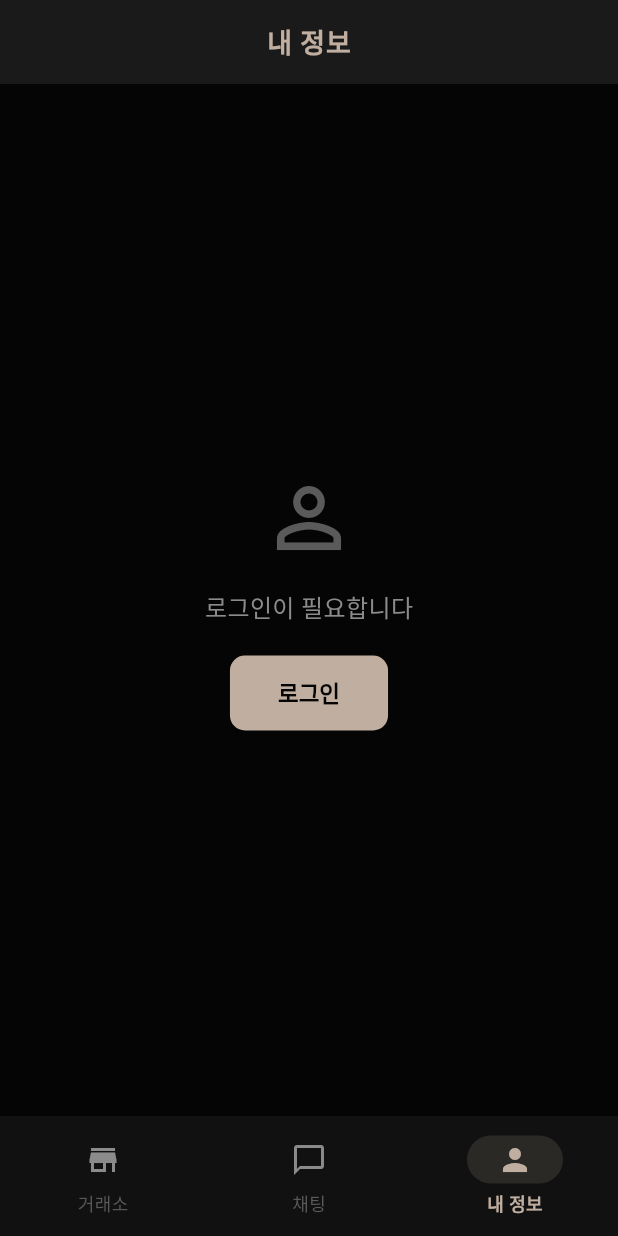
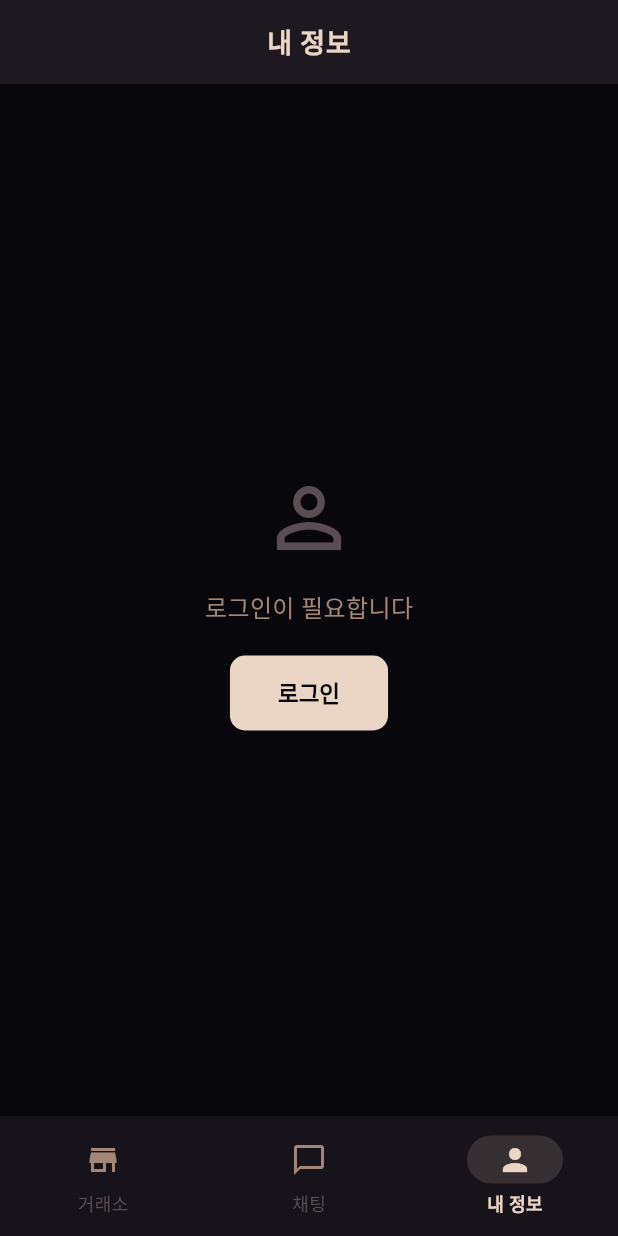
Before and after one commit to hyungjoon6876/giranjangter, a Flutter app: the screen it shows after launch, item 3 of the bottom bar chosen, on a phone screen of 412 x 824 dp. Run offline on Flutter 3.47's test engine with Material 3 defaults, Android fonts, the phone set to English and light mode, and no system bars; our stand-ins replace cached_network_image, dio, flutter_riverpod, go_router, google_sign_in, shared_preferences; missing offline and left inert: google_sign_in_web; network calls fail.

Commit message:
feat: 에셋 팩 통합 + 아이템 자동완성 기능
Phase 1: 컬러 팔레트를 에셋 팩 공식 색상으로 정렬 (크림/베이지/토프/레드)
Phase 2: 로고, 파비콘, PWA 아이콘, 히어로 배너, OG 이미지 교체
Phase 3: GET /api/v1/items/search 엔드포인트 추가 (ILIKE 검색, LIMIT 20)
Phase 4: ApiClient에 searchItems() + staticBaseUrl 추가
Phase 5: 매물 등록 아이템명 → 아이콘 포함 자동완성 오버레이 위젯
       카테고리 자동설정, 수동 입력 폴백 지원

Co-Authored-By: Claude Opus 4.6 (1M context) <noreply@anthropic.com>

```diff
--- a/frontend/lib/shared/theme/app_theme.dart
+++ b/frontend/lib/shared/theme/app_theme.dart
@@ -3,25 +3,25 @@ import 'package:flutter/material.dart';
 class AppColors {
   AppColors._();
 
-  // Backgrounds (pure black)
-  static const bg = Color(0xFF050505);
-  static const bgCard = Color(0xFF111111);
-  static const bgSurface = Color(0xFF1A1A1A);
-  static const bgElevated = Color(0xFF242424);
+  // Backgrounds (deep charcoal)
+  static const bg = Color(0xFF08080C);
+  static const bgCard = Color(0xFF17131A);
+  static const bgSurface = Color(0xFF1E1820);
+  static const bgElevated = Color(0xFF2A2230);
 
-  // Metallic silver accents (primary)
-  static const gold = Color(0xFFC0AFA0);
-  static const goldLight = Color(0xFFD4C8BC);
-  static const goldDark = Color(0xFF8B7D6B);
+  // Cream/beige accents (primary)
+  static const gold = Color(0xFFEBD5C4);
+  static const goldLight = Color(0xFFF2DDCD);
+  static const goldDark = Color(0xFFA38676);
 
-  // Crimson red accents (secondary)
-  static const blue = Color(0xFFCC1A1A);
-  static const blueLight = Color(0xFFE03030);
+  // Red accents (secondary)
+  static const blue = Color(0xFFC42024);
+  static const blueLight = Color(0xFFE03034);
 
   // Text
-  static const textPrimary = Color(0xFFF0EDED);
-  static const textSecondary = Color(0xFF8B8B8B);
-  static const textMuted = Color(0xFF5A5A5A);
+  static const textPrimary = Color(0xFFEBD5C4);
+  static const textSecondary = Color(0xFFA38676);
+  static const textMuted = Color(0xFF5A4E54);
 
   // Status
   static const success = Color(0xFF2ECC71);
@@ -31,13 +31,13 @@ class AppColors {
   // Alignment grades
   static const royalKnight = Color(0xFF4A7FB5);
   static const lawful = Color(0xFF2ECC71);
-  static const neutral = Color(0xFF8B8B8B);
+  static const neutral = Color(0xFFA38676);
   static const caution = Color(0xFFF39C12);
   static const chaotic = Color(0xFFE74C3C);
 
   // Card borders
-  static const border = Color(0xFF2A2A2A);
-  static const borderGold = Color(0x33C0AFA0);
+  static const border = Color(0xFF1F1A22);
+  static const borderGold = Color(0x33EBD5C4);
 }
 
 class AppTheme {
--- a/frontend/pubspec.yaml
+++ b/frontend/pubspec.yaml
@@ -74,6 +74,7 @@ flutter:
 
   assets:
     - assets/images/
+    - assets/icons/
 
   # An image asset can refer to one or more resolution-specific "variants", see
   # https://flutter.dev/to/resolution-aware-images
```
Also changed, not shown: frontend/lib/features/listing/listing_create_screen.dart (+160 -8 lines), frontend/lib/shared/api/api_client.dart (+11 -0 lines), frontend/assets/icons/chat.png (added), frontend/assets/icons/market.png (added), frontend/assets/icons/price.png (added), frontend/assets/icons/search.png (added), frontend/assets/icons/shield.png (added), frontend/assets/images/hero_banner.png (added), frontend/assets/images/logo.png, 13 other files.
